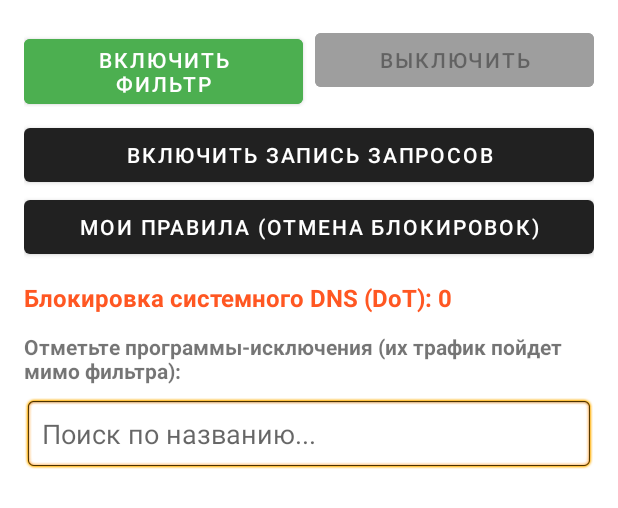
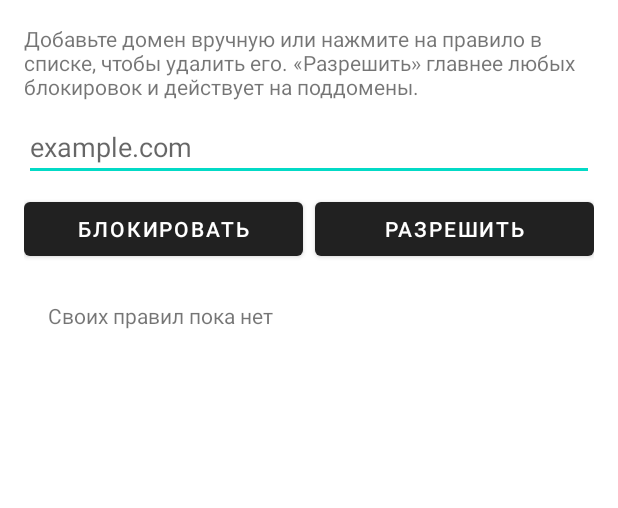
Before and after one commit to ovmaliuk83/MyDnsFilte, an Android app: the layout activity_main.xml on its own in the app's theme, with its tools: preview values and no code run, on a phone screen of 412 x 824 dp. Shown: the top 508 px of the screen. Run offline under Robolectric (Android 15) with nearby library versions, the phone set to English and light mode, and no system bars.

Commit message:
Update activity_main.xml

```diff
--- a/app/src/main/res/layout/activity_main.xml
+++ b/app/src/main/res/layout/activity_main.xml
@@ -5,81 +5,54 @@
     android:orientation="vertical"
     android:padding="16dp">
 
-    <!-- Кнопки Включения/Выключения -->
+    <TextView
+        android:layout_width="match_parent"
+        android:layout_height="wrap_content"
+        android:layout_marginBottom="8dp"
+        android:text="Добавьте домен вручную или нажмите на правило в списке, чтобы удалить его. «Разрешить» главнее любых блокировок и действует на поддомены." />
+
+    <EditText
+        android:id="@+id/etDomain"
+        android:layout_width="match_parent"
+        android:layout_height="wrap_content"
+        android:hint="example.com"
+        android:inputType="textUri"
+        android:singleLine="true" />
+
     <LinearLayout
         android:layout_width="match_parent"
         android:layout_height="wrap_content"
+        android:layout_marginTop="8dp"
+        android:layout_marginBottom="8dp"
         android:orientation="horizontal">
 
         <Button
-            android:id="@+id/btnStart"
+            android:id="@+id/btnAddBlock"
             android:layout_width="0dp"
             android:layout_height="wrap_content"
             android:layout_weight="1"
             android:layout_marginEnd="8dp"
-            android:text="Включить фильтр"
-            android:backgroundTint="#4CAF50" />
+            android:text="Блокировать" />
 
         <Button
-            android:id="@+id/btnStop"
+            android:id="@+id/btnAddAllow"
             android:layout_width="0dp"
             android:layout_height="wrap_content"
             android:layout_weight="1"
-            android:text="Выключить"
-            android:backgroundTint="#9E9E9E"
-            android:enabled="false" />
+            android:text="Разрешить" />
     </LinearLayout>
 
-    <Button
-        android:id="@+id/btnQueries"
+    <TextView
+        android:id="@+id/tvEmpty"
         android:layout_width="match_parent"
         android:layout_height="wrap_content"
-        android:layout_marginTop="8dp"
-        android:text="Включить запись запросов" />
+        android:padding="16dp"
+        android:text="Своих правил пока нет"
+        android:textAlignment="center" />
 
-    <Button
-        android:id="@+id/btnRules"
+    <ListView
+        android:id="@+id/listRules"
         android:layout_width="match_parent"
-        android:layout_height="wrap_content"
-        android:text="Мои правила (отмена блокировок)" />
-
-    <!-- Счётчики -->
-    <TextView
-        android:id="@+id/tvStats"
-        android:layout_width="match_parent"
-        android:layout_height="wrap_content"
-        android:layout_marginTop="12dp"
-        android:layout_marginBottom="12dp"
-        android:text="Блокировка системного DNS (DoT): 0"
-        android:textAlignment="center"
-        android:textStyle="bold"
-        android:textColor="#FF5722"
-        android:textSize="16sp" />
-
-    <TextView
-        android:layout_width="match_parent"
-        android:layout_height="wrap_content"
-        android:layout_marginBottom="8dp"
-        android:text="Отметьте программы-исключения (их трафик пойдет мимо фильтра):"
-        android:textStyle="bold" />
-
-    <!-- Поле поиска -->
-    <EditText
-        android:id="@+id/searchBar"
-        android:layout_width="match_parent"
-        android:layout_height="wrap_content"
-        android:hint="Поиск по названию..."
-        android:inputType="text"
-        android:padding="12dp"
-        android:layout_marginBottom="8dp"
-        android:background="@android:drawable/editbox_background"
-        android:singleLine="true" />
-
-    <!-- Список программ -->
-    <androidx.recyclerview.widget.RecyclerView
-        android:id="@+id/recyclerApps"
-        android:layout_width="match_parent"
-        android:layout_height="0dp"
-        android:layout_weight="1" />
+        android:layout_height="match_parent" />
 
 </LinearLayout>
```
